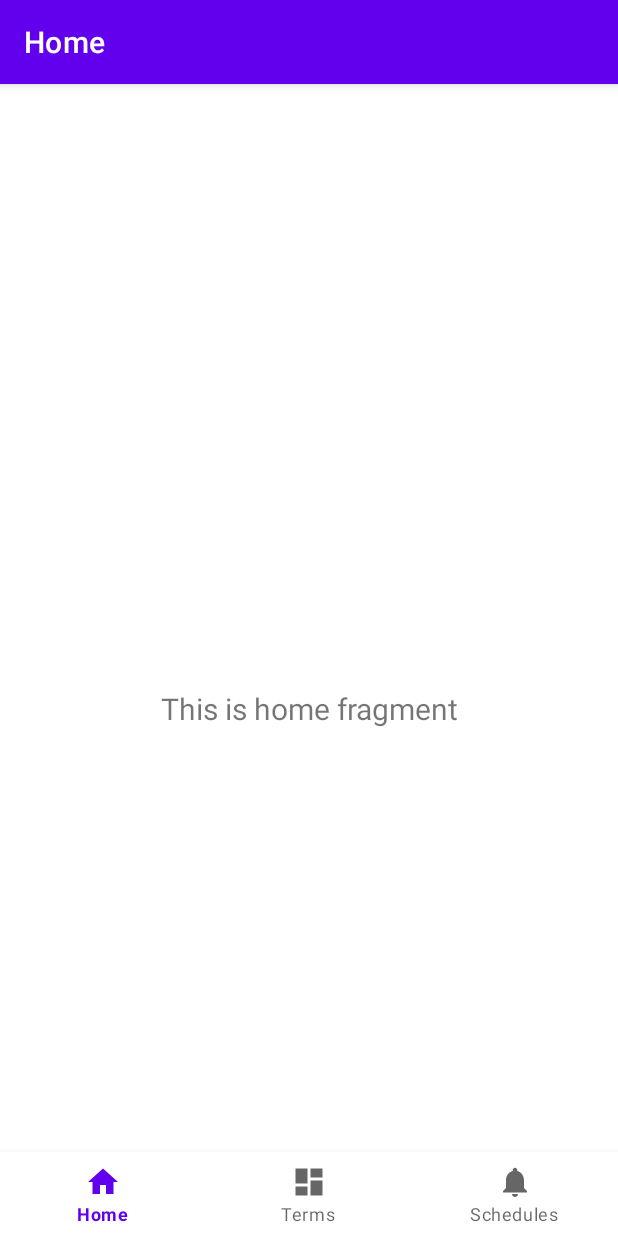
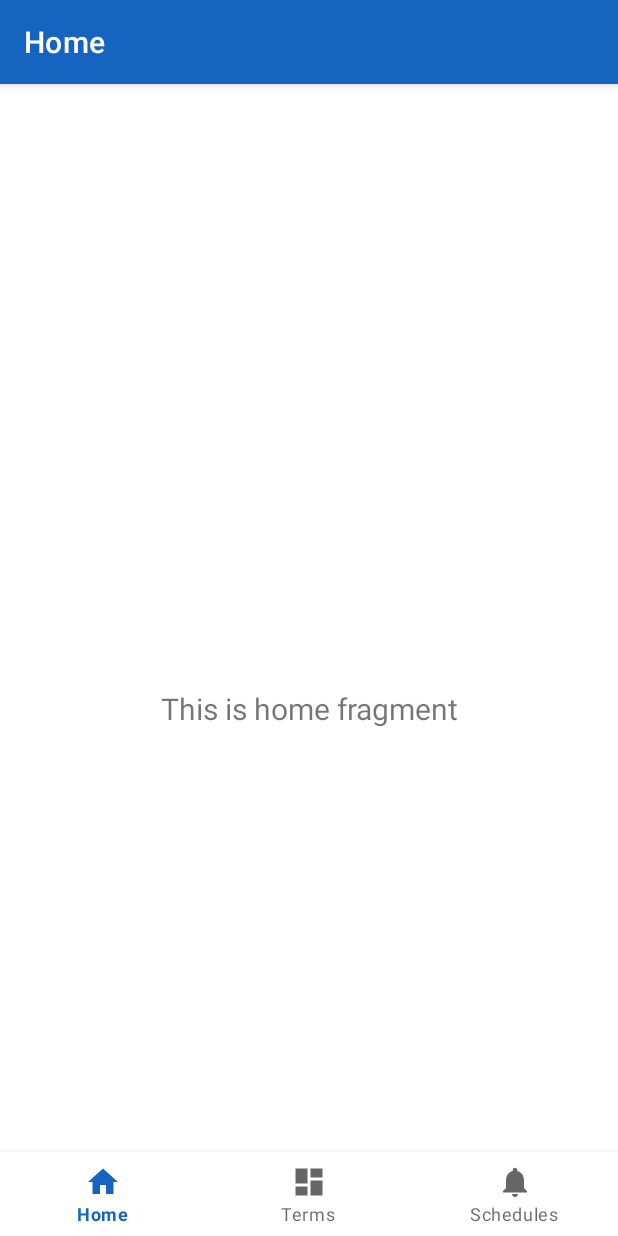
Before and after one commit to bzamzow/C196, an Android app: the screen it shows after launch (MainActivity), on a phone screen of 412 x 824 dp. Run offline under Robolectric (Android 15) with nearby library versions, the phone set to English and light mode, and no system bars; our stand-ins replace navigation-ui.

Commit message:
Update the colors

```diff
--- a/app/src/main/res/values/colors.xml
+++ b/app/src/main/res/values/colors.xml
@@ -1,10 +1,10 @@
 <?xml version="1.0" encoding="utf-8"?>
 <resources>
-    <color name="purple_200">#FFBB86FC</color>
-    <color name="purple_500">#FF6200EE</color>
-    <color name="purple_700">#FF3700B3</color>
-    <color name="teal_200">#FF03DAC5</color>
-    <color name="teal_700">#FF018786</color>
-    <color name="black">#FF000000</color>
-    <color name="white">#FFFFFFFF</color>
+    <color name="purple_200">#81d4fa</color>
+    <color name="purple_500">#1565c0</color>
+    <color name="purple_700">#1565c0</color>
+    <color name="teal_200">#b0bec5</color>
+    <color name="teal_700">#90a4ae</color>
+    <color name="black">#424242</color>
+    <color name="white">#FFFFFF</color>
 </resources>
```
